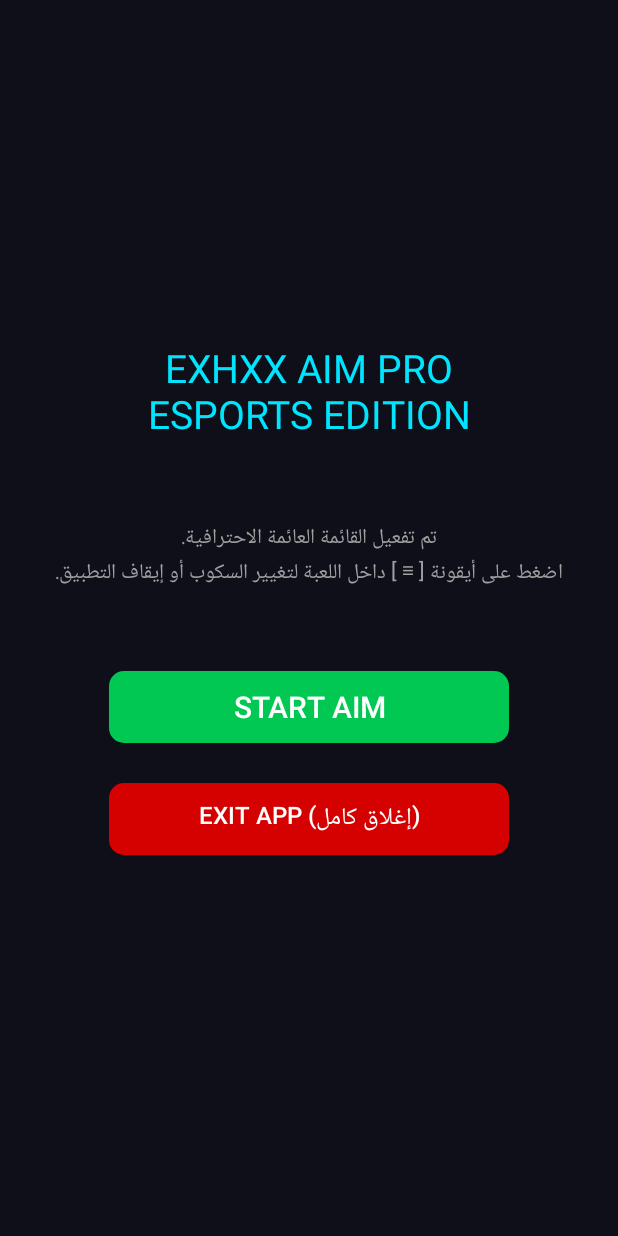
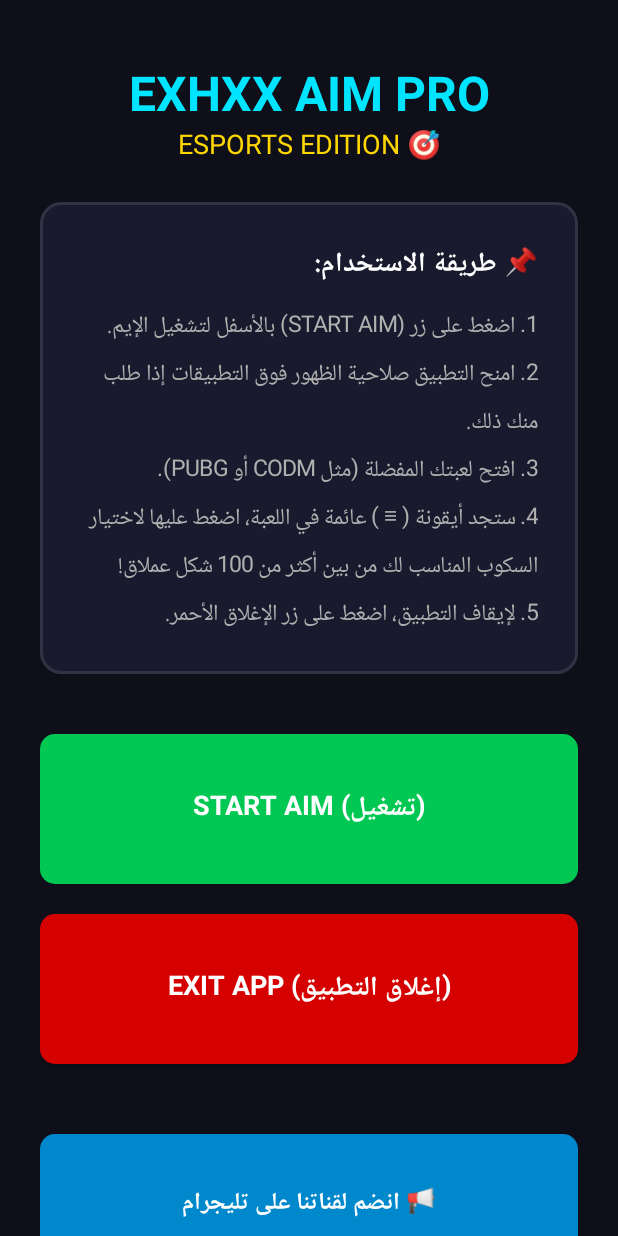
Before and after one commit to exhxx1/ExhxxAim, an Android app: the screen it shows after launch (MainActivity), on a phone screen of 412 x 824 dp. Run offline under Robolectric (Android 15) with nearby library versions, the light colour scheme and no system bars.

Commit message:
UI Overhaul: Added Tutorial Card, Pulsing Telegram Button, and Developer Credits

```diff
--- a/app/src/main/java/com/exhxx78/aim/MainActivity.java
+++ b/app/src/main/java/com/exhxx78/aim/MainActivity.java
@@ -1,8 +1,12 @@
 package com.exhxx78.aim;
 
+import android.animation.ObjectAnimator;
+import android.animation.PropertyValuesHolder;
+import android.animation.ValueAnimator;
 import android.app.Activity;
 import android.content.Intent;
 import android.graphics.Color;
+import android.graphics.Typeface;
 import android.graphics.drawable.GradientDrawable;
 import android.net.Uri;
 import android.os.Bundle;
@@ -10,6 +14,7 @@ import android.provider.Settings;
 import android.view.Gravity;
 import android.widget.Button;
 import android.widget.LinearLayout;
+import android.widget.ScrollView;
 import android.widget.TextView;
 import android.widget.Toast;
 
@@ -21,84 +26,169 @@ public class MainActivity extends Activity {
     protected void onCreate(Bundle savedInstanceState) {
         super.onCreate(savedInstanceState);
 
+        // الحاوية الأساسية (للتمرير)
+        ScrollView scrollView = new ScrollView(this);
+        scrollView.setBackgroundColor(Color.parseColor("#0F0F1A"));
+
         LinearLayout mainLayout = new LinearLayout(this);
         mainLayout.setOrientation(LinearLayout.VERTICAL);
-        mainLayout.setGravity(Gravity.CENTER);
-        mainLayout.setBackgroundColor(Color.parseColor("#0F0F1A")); // لون داكن احترافي
+        mainLayout.setGravity(Gravity.CENTER_HORIZONTAL);
+        mainLayout.setPadding(40, 60, 40, 60);
 
+        // 1. عنوان التطبيق
         TextView title = new TextView(this);
-        title.setText("EXHXX AIM PRO\nESPORTS EDITION");
-        title.setTextColor(Color.parseColor("#00E5FF")); // أزرق نيون
-        title.setTextSize(26);
+        title.setText("EXHXX AIM PRO");
+        title.setTextColor(Color.parseColor("#00E5FF")); // سماوي نيون
+        title.setTextSize(32);
+        title.setTypeface(null, Typeface.BOLD);
         title.setGravity(Gravity.CENTER);
-        title.setPadding(0, 0, 0, 80);
         mainLayout.addView(title);
 
-        TextView info = new TextView(this);
-        info.setText("تم تفعيل القائمة العائمة الاحترافية.\nاضغط على أيقونة [ ≡ ] داخل اللعبة لتغيير السكوب أو إيقاف التطبيق.");
-        info.setTextColor(Color.parseColor("#A0A0A0"));
-        info.setTextSize(14);
-        info.setGravity(Gravity.CENTER);
-        info.setPadding(40, 0, 40, 80);
-        mainLayout.addView(info);
+        TextView subTitle = new TextView(this);
+        subTitle.setText("ESPORTS EDITION 🎯");
+        subTitle.setTextColor(Color.parseColor("#FFD700")); // ذهبي
+        subTitle.setTextSize(18);
+        subTitle.setGravity(Gravity.CENTER);
+        subTitle.setPadding(0, 0, 0, 40);
+        mainLayout.addView(subTitle);
 
-        // زر التشغيل الرئيسي
+        // 2. بطاقة التعليمات (Tutorial Card)
+        LinearLayout infoCard = new LinearLayout(this);
+        infoCard.setOrientation(LinearLayout.VERTICAL);
+        GradientDrawable cardBg = new GradientDrawable();
+        cardBg.setColor(Color.parseColor("#1A1A2E"));
+        cardBg.setCornerRadius(20f);
+        cardBg.setStroke(3, Color.parseColor("#313244"));
+        infoCard.setBackground(cardBg);
+        infoCard.setPadding(40, 40, 40, 40);
+
+        LinearLayout.LayoutParams cardParams = new LinearLayout.LayoutParams(
+            LinearLayout.LayoutParams.MATCH_PARENT, LinearLayout.LayoutParams.WRAP_CONTENT);
+        cardParams.setMargins(0, 0, 0, 60);
+        infoCard.setLayoutParams(cardParams);
+
+        TextView infoTitle = new TextView(this);
+        infoTitle.setText("📌 طريقة الاستخدام:");
+        infoTitle.setTextColor(Color.WHITE);
+        infoTitle.setTextSize(18);
+        infoTitle.setTypeface(null, Typeface.BOLD);
+        infoTitle.setPadding(0, 0, 0, 20);
+        infoCard.addView(infoTitle);
+
+        TextView infoText = new TextView(this);
+        infoText.setText("1. اضغط على زر (START AIM) بالأسفل لتشغيل الإيم.\n" +
+                         "2. امنح التطبيق صلاحية الظهور فوق التطبيقات إذا طلب منك ذلك.\n" +
+                         "3. افتح لعبتك المفضلة (مثل CODM أو PUBG).\n" +
+                         "4. ستجد أيقونة ( ≡ ) عائمة في اللعبة، اضغط عليها لاختيار السكوب المناسب لك من بين أكثر من 100 شكل عملاق!\n" +
+                         "5. لإيقاف التطبيق، اضغط على زر الإغلاق الأحمر.");
+        infoText.setTextColor(Color.parseColor("#B0B0B0"));
+        infoText.setTextSize(15);
+        infoText.setLineSpacing(10f, 1f);
+        infoCard.addView(infoText);
+
+        mainLayout.addView(infoCard);
+
+        // 3. أزرار التحكم الرئيسية
         btnAimToggle = new Button(this);
-        btnAimToggle.setText("START AIM");
-        btnAimToggle.setTextSize(20);
+        btnAimToggle.setText("START AIM (تشغيل)");
+        btnAimToggle.setTextSize(18);
+        btnAimToggle.setTypeface(null, Typeface.BOLD);
         btnAimToggle.setTextColor(Color.WHITE);
-        GradientDrawable shape = new GradientDrawable();
-        shape.setCornerRadius(15f);
-        shape.setColor(Color.parseColor("#00C853"));
-        btnAimToggle.setBackground(shape);
+        GradientDrawable shapeStart = new GradientDrawable();
+        shapeStart.setCornerRadius(15f);
+        shapeStart.setColor(Color.parseColor("#00C853"));
+        btnAimToggle.setBackground(shapeStart);
 
         LinearLayout.LayoutParams btnParams = new LinearLayout.LayoutParams(
-            400, LinearLayout.LayoutParams.WRAP_CONTENT);
-        btnParams.setMargins(0, 0, 0, 40);
+            LinearLayout.LayoutParams.MATCH_PARENT, 150);
+        btnParams.setMargins(0, 0, 0, 30);
         btnAimToggle.setLayoutParams(btnParams);
         mainLayout.addView(btnAimToggle);
 
-        // زر الإطفاء الشامل والخروج من التطبيق
         Button btnKill = new Button(this);
-        btnKill.setText("EXIT APP (إغلاق كامل)");
-        btnKill.setTextSize(16);
+        btnKill.setText("EXIT APP (إغلاق التطبيق)");
+        btnKill.setTextSize(18);
+        btnKill.setTypeface(null, Typeface.BOLD);
         btnKill.setTextColor(Color.WHITE);
-        GradientDrawable killShape = new GradientDrawable();
-        killShape.setCornerRadius(15f);
-        killShape.setColor(Color.parseColor("#D50000"));
-        btnKill.setBackground(killShape);
+        GradientDrawable shapeKill = new GradientDrawable();
+        shapeKill.setCornerRadius(15f);
+        shapeKill.setColor(Color.parseColor("#D50000"));
+        btnKill.setBackground(shapeKill);
         btnKill.setLayoutParams(btnParams);
         mainLayout.addView(btnKill);
 
-        setContentView(mainLayout);
+        // 4. زر قناة التيليجرام النابض
+        Button btnTelegram = new Button(this);
+        btnTelegram.setText("📢 انضم لقناتنا على تليجرام");
+        btnTelegram.setTextSize(16);
+        btnTelegram.setTypeface(null, Typeface.BOLD);
+        btnTelegram.setTextColor(Color.WHITE);
+        GradientDrawable shapeTele = new GradientDrawable();
+        shapeTele.setCornerRadius(15f);
+        shapeTele.setColor(Color.parseColor("#0088CC")); // لون تيليجرام الرسمي
+        btnTelegram.setBackground(shapeTele);
+
+        LinearLayout.LayoutParams teleParams = new LinearLayout.LayoutParams(
+            LinearLayout.LayoutParams.MATCH_PARENT, 140);
+        teleParams.setMargins(0, 40, 0, 60);
+        btnTelegram.setLayoutParams(teleParams);
+        mainLayout.addView(btnTelegram);
+
+        // إضافة الأنيميشن (نبض الزر)
+        ObjectAnimator scaleDown = ObjectAnimator.ofPropertyValuesHolder(
+                btnTelegram,
+                PropertyValuesHolder.ofFloat("scaleX", 1.0f, 1.05f),
+                PropertyValuesHolder.ofFloat("scaleY", 1.0f, 1.05f)
+        );
+        scaleDown.setDuration(800);
+        scaleDown.setRepeatCount(ValueAnimator.INFINITE);
+        scaleDown.setRepeatMode(ValueAnimator.REVERSE);
+        scaleDown.start();
+
+        // 5. حقوق المطور
+        TextView developerText = new TextView(this);
+        developerText.setText("Developed by:\nMuhammad Adnan (@m_7004)");
+        developerText.setTextColor(Color.parseColor("#808080"));
+        developerText.setTextSize(14);
+        developerText.setGravity(Gravity.CENTER);
+        mainLayout.addView(developerText);
+
+        scrollView.addView(mainLayout);
+        setContentView(scrollView);
+
+        // --- الأوامر البرمجية للأزرار ---
 
         btnAimToggle.setOnClickListener(v -> {
             if (!Settings.canDrawOverlays(this)) {
-                Toast.makeText(this, "يرجى تفعيل الصلاحية أولاً", Toast.LENGTH_LONG).show();
+                Toast.makeText(this, "يرجى تفعيل صلاحية الظهور فوق التطبيقات", Toast.LENGTH_LONG).show();
                 startActivity(new Intent(Settings.ACTION_MANAGE_OVERLAY_PERMISSION, Uri.parse("package:" + getPackageName())));
             } else {
                 Intent serviceIntent = new Intent(this, CrosshairService.class);
                 if (!isAimActive) {
                     startService(serviceIntent);
-                    btnAimToggle.setText("STOP AIM");
-                    shape.setColor(Color.parseColor("#FF6D00")); // برتقالي تحذيري
-                    btnAimToggle.setBackground(shape);
+                    btnAimToggle.setText("STOP AIM (إيقاف)");
+                    shapeStart.setColor(Color.parseColor("#FF6D00"));
+                    btnAimToggle.setBackground(shapeStart);
                     isAimActive = true;
                 } else {
                     stopService(serviceIntent);
-                    btnAimToggle.setText("START AIM");
-                    shape.setColor(Color.parseColor("#00C853"));
-                    btnAimToggle.setBackground(shape);
+                    btnAimToggle.setText("START AIM (تشغيل)");
+                    shapeStart.setColor(Color.parseColor("#00C853"));
+                    btnAimToggle.setBackground(shapeStart);
                     isAimActive = false;
                 }
             }
         });
 
-        // كود الإغلاق الشامل (يمسح التطبيق من الرام)
         btnKill.setOnClickListener(v -> {
             stopService(new Intent(this, CrosshairService.class));
-            finishAffinity(); // إغلاق التطبيق نهائياً
+            finishAffinity();
             System.exit(0);
+        });
+
+        btnTelegram.setOnClickListener(v -> {
+            Intent browserIntent = new Intent(Intent.ACTION_VIEW, Uri.parse("https://t.me/exhxx78"));
+            startActivity(browserIntent);
         });
     }
 }
```
